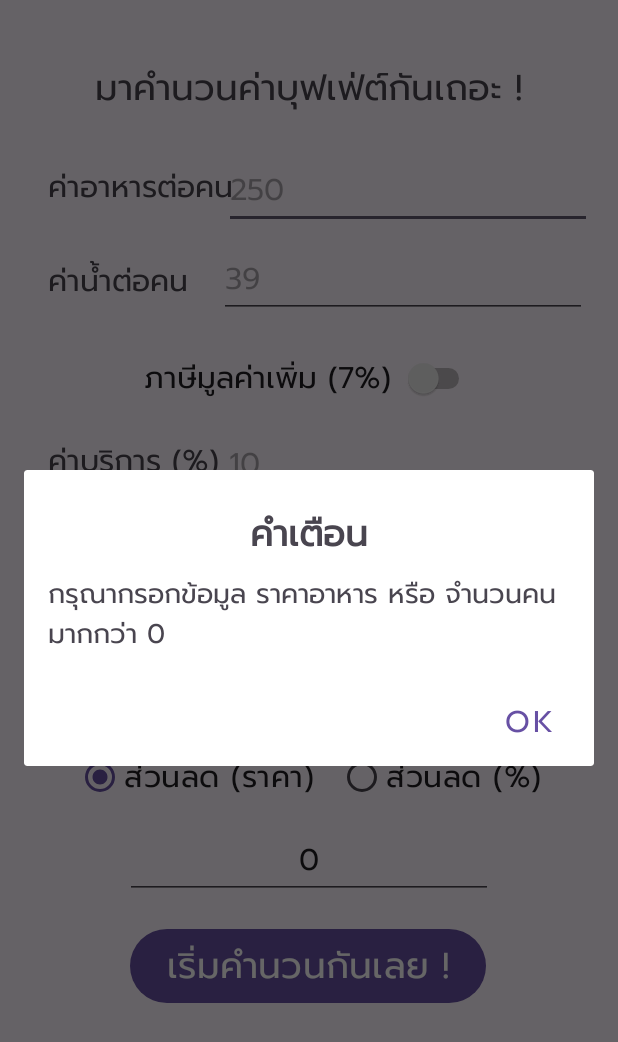
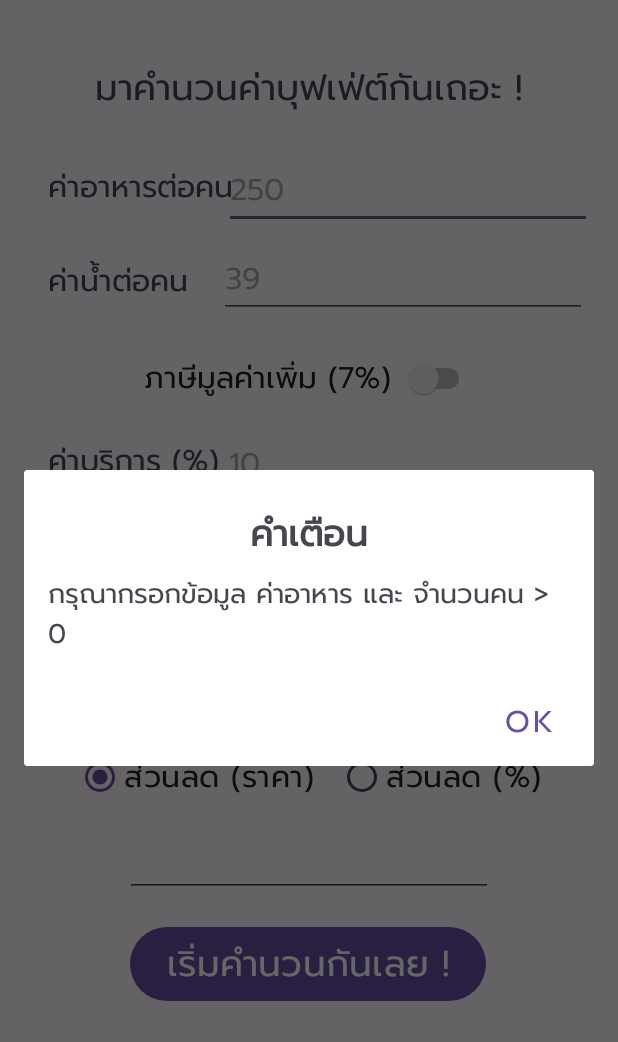
Before and after one commit to DucKyWay/finance-management, an Android app: the BuffetCalculatorActivity screen opened directly, with no data from a screen before it, after a tap on "เริ่มคำนวนกันเลย !", on a phone screen of 412 x 824 dp. Shown: the top 1042 px of the screen. Run offline under Robolectric (Android 15) with nearby library versions, the phone set to English and light mode, and no system bars.

```diff
--- a/app/src/main/java/com/suphawinee/financeManagement/BuffetCalculatorActivity.java
+++ b/app/src/main/java/com/suphawinee/financeManagement/BuffetCalculatorActivity.java
@@ -66,25 +66,18 @@ public class BuffetCalculatorActivity extends AppCompatActivity {
             int tips = tipsText.isEmpty() ? 0 : Integer.parseInt(tipsText); // if empty = 0
             int headCount = Integer.parseInt(headCountText);
             double sale = saleText.isEmpty() ? 0.00 : Double.parseDouble(saleText); // if empty = 0
-
-            if (saleText.isEmpty()) {
-                sale = 0.00;
-            }
             double Tax = isTaxChecked ? 0.07 : 0.00;
 
             if (headCount != 0) {
-
                 TotalPricePerUnit = (price + drinker) * (1 + Tax + (serviceCharge * 0.01) + (tips * 0.01));
                 TotalPrice = TotalPricePerUnit * headCount;
 
                 SaleRadio = findViewById(R.id.radioSale);
                 int checkedRadioButtonId = SaleRadio.getCheckedRadioButtonId();
                 if (checkedRadioButtonId == R.id.radioSalePrice) {
-
                     TotalPrice -= sale;
                     TotalPricePerUnit = TotalPrice / headCount;
                 } else if (checkedRadioButtonId == R.id.radioSalePercent) {
-
                     double salePercent = sale * 0.01;
                     TotalPricePerUnit = TotalPrice / headCount;
                     TotalPrice *= 1 - salePercent;
@@ -103,33 +96,43 @@ public class BuffetCalculatorActivity extends AppCompatActivity {
 
     private void showPricePopup(int headcount, double totalPricePerUnit, double totalPrice) {
 
+        if(isFinishing()) return;
+
         AlertDialog.Builder builder = new AlertDialog.Builder(this);
-
         @SuppressLint("InflateParams") View customLayout = getLayoutInflater().inflate(R.layout.custom_popup_layout, null);
-        builder.setCustomTitle(customLayout);
+//        builder.setCustomTitle(customLayout);
+        builder.setView(customLayout);
 
         TextView titleTextView = customLayout.findViewById(R.id.titleText);
         titleTextView.setText("ค่าอาหารมื้อนี้");
         TextView messageTextView = customLayout.findViewById(R.id.messageText);
-        messageTextView.setText("ราคาต่อคน: " + totalPricePerUnit + "\nจำนวนคนในกลุ่ม: " + headcount + "\nราคารวมทั้งหมด: " + totalPrice);
+        messageTextView.setText(
+            "ราคาต่อคน: " + totalPricePerUnit + "\n" +
+            "จำนวนคนในกลุ่ม: " + headcount + "\n" +
+            "ราคารวมทั้งหมด: " + totalPrice
+        );
 
         builder.setPositiveButton("คำนวนใหม่", (dialog, which) -> dialog.dismiss());
+        AlertDialog dialog = builder.create();
         builder.show();
     }
 
     private void RequiredFieldsErrorPopup() {
 
+        if(isFinishing()) return;
+
         AlertDialog.Builder builder = new AlertDialog.Builder(this);
-
         @SuppressLint("InflateParams") View customLayout = getLayoutInflater().inflate(R.layout.custom_popup_layout, null);
-        builder.setCustomTitle(customLayout);
+//        builder.setCustomTitle(customLayout);
+        builder.setView(customLayout);
 
         TextView titleTextView = customLayout.findViewById(R.id.titleText);
         titleTextView.setText("คำเตือน");
         TextView messageTextView = customLayout.findViewById(R.id.messageText);
-        messageTextView.setText("กรุณากรอกข้อมูล ราคาอาหาร หรือ จำนวนคนมากกว่า 0");
+        messageTextView.setText("กรุณากรอกข้อมูล ค่าอาหาร และ จำนวนคน > 0");
 
         builder.setPositiveButton("OK", (dialog, which) -> dialog.dismiss());
+        AlertDialog dialog = builder.create();
         builder.show();
     }
 }
--- a/app/src/main/res/layout/buffet_calculator.xml
+++ b/app/src/main/res/layout/buffet_calculator.xml
@@ -124,7 +124,6 @@
         android:ems="8"
         android:inputType="number"
         android:hint="@string/bcHint_tips"
-        android:text="@string/bc_set0"
         app:layout_constraintEnd_toEndOf="parent"
         app:layout_constraintStart_toEndOf="@+id/textBcTips"
         app:layout_constraintTop_toBottomOf="@+id/inputBcServiceCharge" />
@@ -188,7 +187,6 @@
         android:paddingTop="8sp"
         android:ems="8"
         android:textAlignment="center"
-        android:text="@string/bc_set0"
         android:inputType="number"
         app:layout_constraintEnd_toEndOf="parent"
         app:layout_constraintStart_toStartOf="parent"
--- a/app/src/main/res/values/strings.xml
+++ b/app/src/main/res/values/strings.xml
@@ -1,10 +1,11 @@
 <resources>
+<!--    Main Page -->
     <string name="app_name">R - Harn</string>
-    <string name="app_credit">Develop by DuckWay.</string>
+    <string name="app_credit">Develop by DucKyWay.</string>
     <string name="main_description">จัดการมื้ออาหารและการเงินของคุณได้ที่นี่</string>
     <string name="main_shareFood">เริ่มหารค่ามื้ออาหาร</string>
     <string name="main_buffetCal">มาเริ่มคำนวณค่าอาหารกัน</string>
-
+<!--    Buffet Calculator Page -->
     <string name="bc_title">มาคำนวนค่าบุฟเฟ่ต์กันเถอะ !</string>
     <string name="bc_pricePerUnit">ค่าอาหารต่อคน</string>
     <string name="bc_drinkerPricePerUnit">ค่าน้ำต่อคน</string>
@@ -15,10 +16,10 @@
     <string name="bc_salePrice">ส่วนลด (ราคา)</string>
     <string name="bc_salePercent">ส่วนลด (%)</string>
     <string name="bc_calculator">เริ่มคำนวนกันเลย !</string>
+<!--    Hint input Text Box -->
         <string name="bcHint_drinkerPrice">39</string>
         <string name="bcHint_pricePerUnit">250</string>
         <string name="bcHint_serviceCharge">10</string>
         <string name="bcHint_tips">10</string>
         <string name="bcHint_headCount">1</string>
-        <string name="bc_set0">0</string>
 </resources>
```
